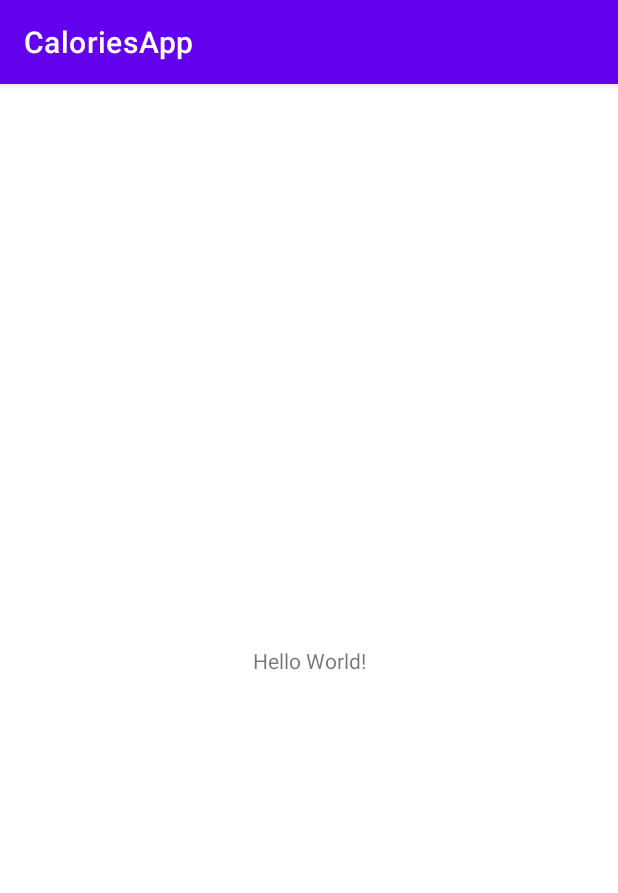
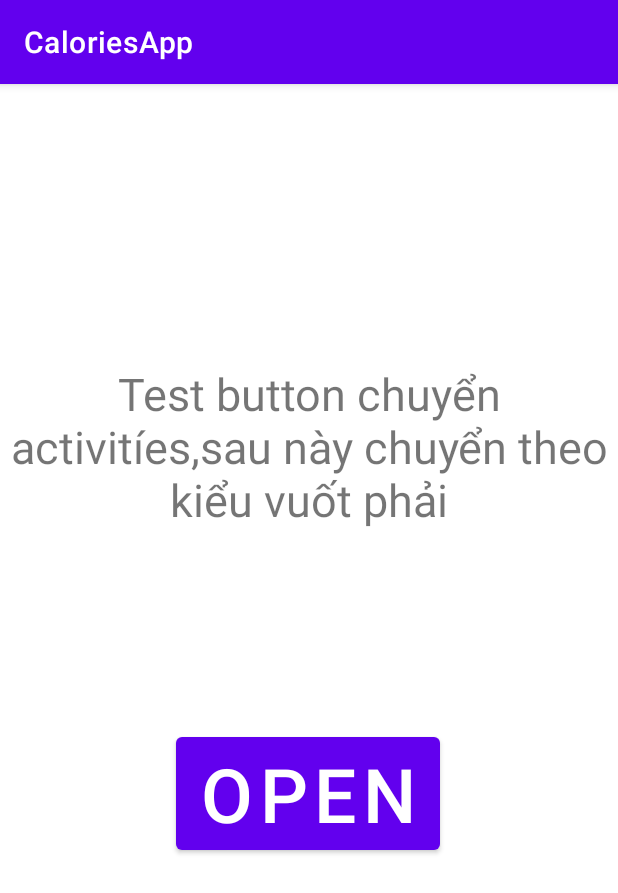
Before and after one commit to AnhTuan2k1/Calories, an Android app: the screen it shows after launch (MainActivity), on a phone screen of 412 x 824 dp. Shown: the top 893 px of the screen. Run offline under Robolectric (Android 15) with nearby library versions, the phone set to English and light mode, and no system bars.

Commit message:
+Activity hỏi mục đích, test chuyển activity (sau sửa thành vuốt sang một bên) +class user ( người dùng)

```diff
--- a/Calories/app/src/main/AndroidManifest.xml
+++ b/Calories/app/src/main/AndroidManifest.xml
@@ -9,6 +9,7 @@
         android:roundIcon="@mipmap/ic_launcher_round"
         android:supportsRtl="true"
         android:theme="@style/Theme.CaloriesApp">
+        <activity android:name=".Activity1"></activity>
         <activity android:name=".MainActivity">
             <intent-filter>
                 <action android:name="android.intent.action.MAIN" />
--- a/Calories/app/src/main/java/com/example/caloriesapp/MainActivity.java
+++ b/Calories/app/src/main/java/com/example/caloriesapp/MainActivity.java
@@ -2,13 +2,30 @@ package com.example.caloriesapp;
 
 import androidx.appcompat.app.AppCompatActivity;
 
+import android.content.Intent;
 import android.os.Bundle;
+import android.view.View;
+import android.widget.Button;
+
+import com.example.caloriesapp.Activity1;
+import com.example.caloriesapp.R;
 
 public class MainActivity extends AppCompatActivity {
-
+    private Button button;
     @Override
     protected void onCreate(Bundle savedInstanceState) {
         super.onCreate(savedInstanceState);
         setContentView(R.layout.activity_main);
+        button = (Button)findViewById(R.id.button);
+        button.setOnClickListener(new View.OnClickListener() {
+            @Override
+            public void onClick(View v) {
+                OpenAc1();
+            }
+        });
+    }
+    public void OpenAc1(){
+        Intent intent = new Intent(this, Activity1.class);
+        startActivity(intent);
     }
 }
--- a/Calories/app/src/main/res/layout/activity_main.xml
+++ b/Calories/app/src/main/res/layout/activity_main.xml
@@ -7,12 +7,31 @@
     tools:context=".MainActivity">
 
     <TextView
+        android:id="@+id/textView"
         android:layout_width="wrap_content"
         android:layout_height="wrap_content"
-        android:text="Hello World!"
+        android:text="Test button chuyển activitíes,sau này chuyển theo kiểu vuốt phải"
+        android:textSize="30dp"
+        android:gravity="center"
         app:layout_constraintBottom_toBottomOf="parent"
+        app:layout_constraintHorizontal_bias="1.0"
         app:layout_constraintLeft_toLeftOf="parent"
         app:layout_constraintRight_toRightOf="parent"
-        app:layout_constraintTop_toTopOf="parent" />
+        app:layout_constraintTop_toTopOf="parent"
+        app:layout_constraintVertical_bias="0.283" />
+
+    <Button
+        android:id="@+id/button"
+        android:layout_width="wrap_content"
+        android:layout_height="wrap_content"
+        android:text="Open"
+        android:textSize="50dp"
+        app:layout_constraintBottom_toBottomOf="parent"
+        app:layout_constraintEnd_toEndOf="parent"
+        app:layout_constraintHorizontal_bias="0.497"
+        app:layout_constraintStart_toStartOf="parent"
+        app:layout_constraintTop_toTopOf="parent"
+        app:layout_constraintVertical_bias="0.631"
+        />
 
 </androidx.constraintlayout.widget.ConstraintLayout>
```
Also changed, not shown: Calories/app/src/main/java/com/example/caloriesapp/Activity1.java (added, +14 -0 lines), Calories/app/src/main/java/com/example/caloriesapp/User.java (added, +83 -0 lines), Calories/app/src/main/res/layout/activity_1.xml (added, +75 -0 lines).
